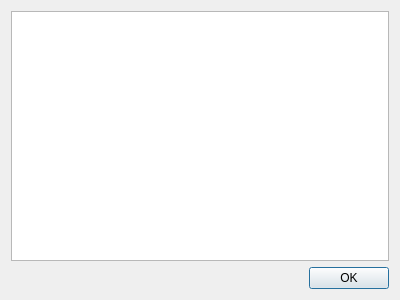
d029940/QtAnalyzeGPX, file apps/Widgets/aboutdialog.ui: the form before one commit.
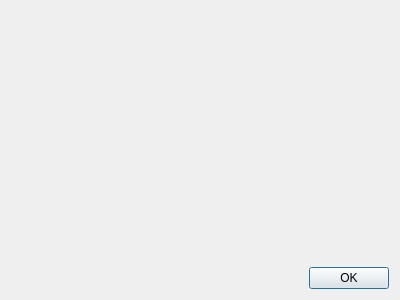
The form after the commit.

Commit message: Started "About dialog"

```diff
--- a/apps/Widgets/aboutdialog.ui
+++ b/apps/Widgets/aboutdialog.ui
@@ -20,7 +20,7 @@
    <item>
     <layout class="QVBoxLayout" name="verticalLayout">
      <item>
-      <widget class="QTextBrowser" name="textBrowser"/>
+      <widget class="QLabel" name="aboutText"/>
      </item>
      <item>
       <widget class="QDialogButtonBox" name="buttonBox">
```
The commit also changes 2 other files.
